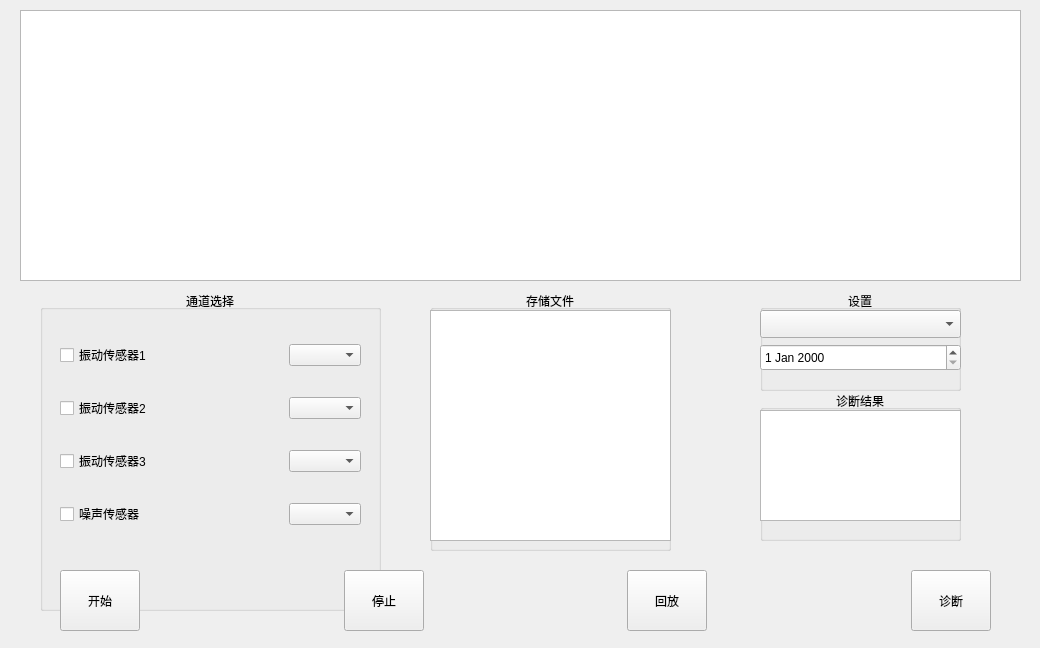
Qt form vibrationdialog.ui (zkqiu/robot_doctor) before a commit.
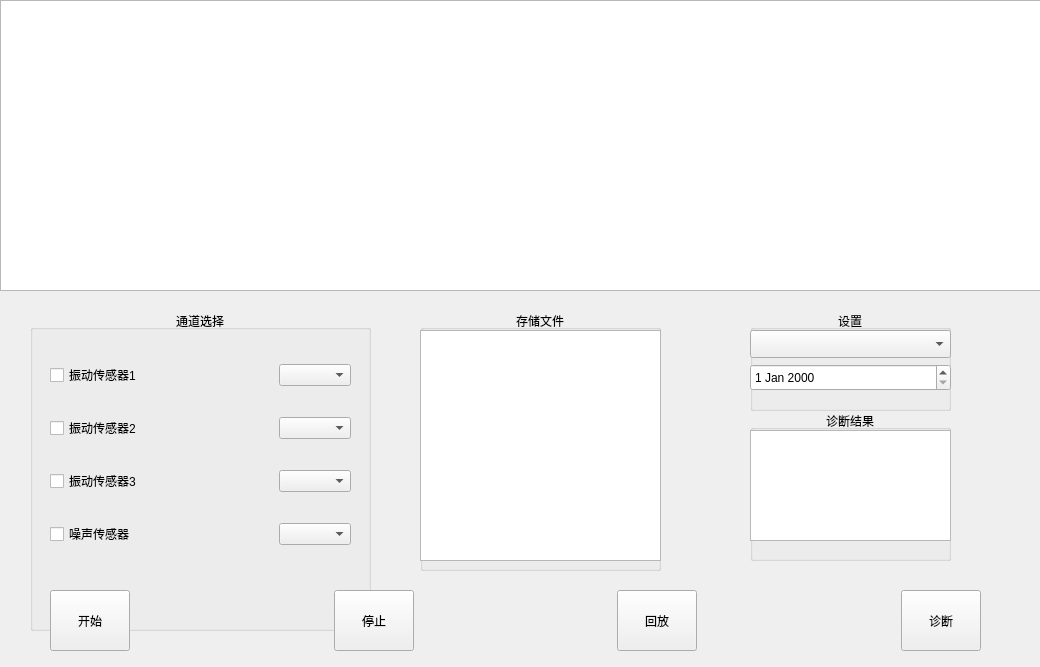
The same form after that commit. Custom widgets are drawn as their Qt base class.

```diff
--- a/vibrationdialog.ui
+++ b/vibrationdialog.ui
@@ -7,7 +7,7 @@
     <x>0</x>
     <y>0</y>
     <width>1040</width>
-    <height>648</height>
+    <height>667</height>
    </rect>
   </property>
   <property name="windowTitle">
@@ -16,8 +16,8 @@
   <widget class="QWidget" name="widget" native="true">
    <property name="geometry">
     <rect>
-     <x>40</x>
-     <y>290</y>
+     <x>30</x>
+     <y>310</y>
      <width>351</width>
      <height>321</height>
     </rect>
@@ -168,8 +168,8 @@
   <widget class="QWidget" name="horizontalLayoutWidget">
    <property name="geometry">
     <rect>
-     <x>60</x>
-     <y>570</y>
+     <x>50</x>
+     <y>590</y>
      <width>931</width>
      <height>61</height>
     </rect>
@@ -271,8 +271,8 @@
   <widget class="QGroupBox" name="groupBox_3">
    <property name="geometry">
     <rect>
-     <x>760</x>
-     <y>290</y>
+     <x>750</x>
+     <y>310</y>
      <width>201</width>
      <height>101</height>
     </rect>
@@ -322,8 +322,8 @@
   <widget class="QGroupBox" name="groupBox_4">
    <property name="geometry">
     <rect>
-     <x>430</x>
-     <y>290</y>
+     <x>420</x>
+     <y>310</y>
      <width>241</width>
      <height>261</height>
     </rect>
@@ -357,18 +357,18 @@
   <widget class="QListWidget" name="figureListWidget">
    <property name="geometry">
     <rect>
-     <x>20</x>
-     <y>10</y>
-     <width>1001</width>
-     <height>271</height>
+     <x>0</x>
+     <y>0</y>
+     <width>1051</width>
+     <height>291</height>
     </rect>
    </property>
   </widget>
   <widget class="QGroupBox" name="groupBox">
    <property name="geometry">
     <rect>
-     <x>760</x>
-     <y>390</y>
+     <x>750</x>
+     <y>410</y>
      <width>201</width>
      <height>151</height>
     </rect>
```
